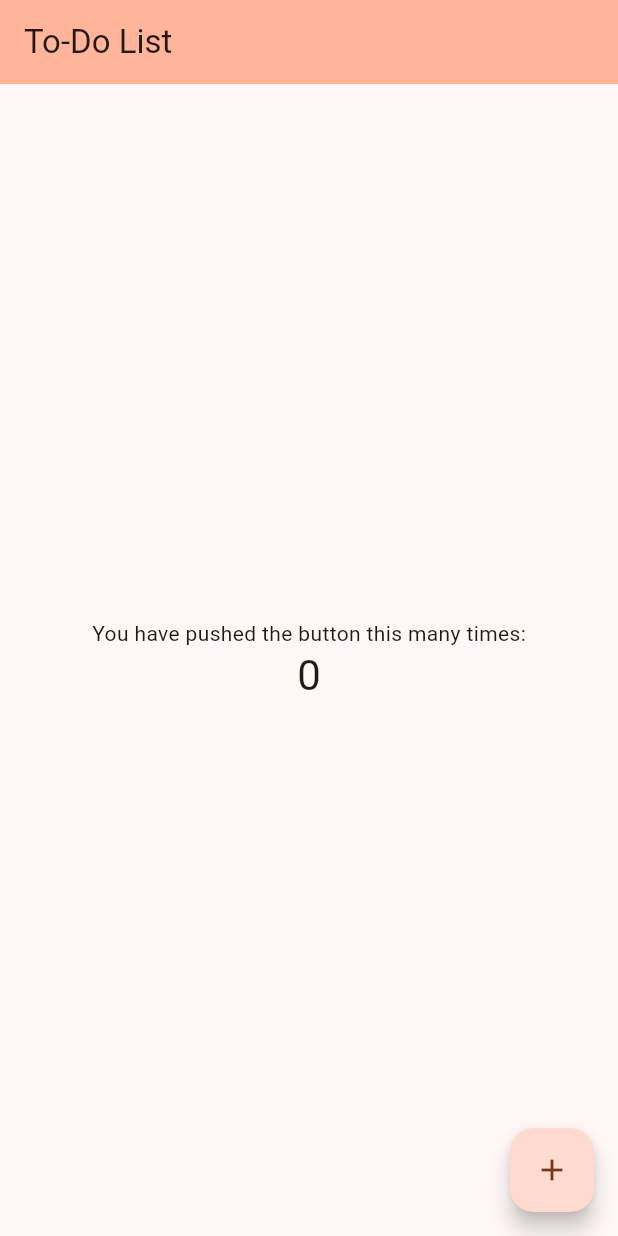
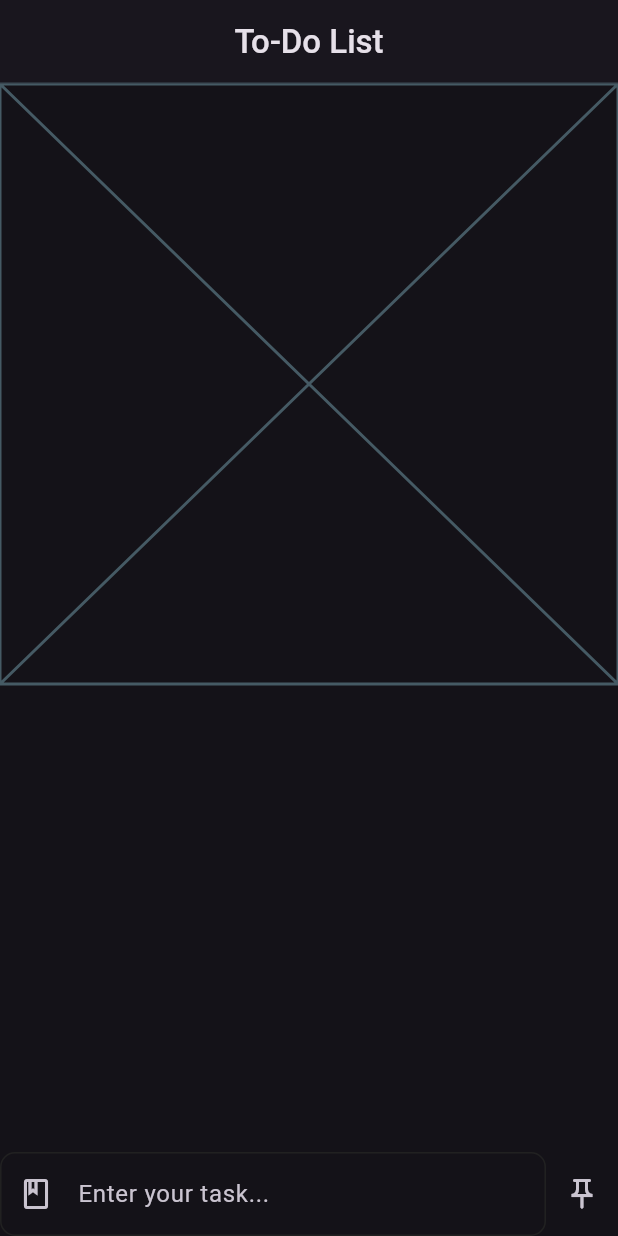
Before and after one commit to lamsalsangam/Flutter, a Flutter app: the screen it shows after launch, on a phone screen of 412 x 824 dp. Run offline on Flutter 3.47's test engine with Material 2 defaults, Android fonts, the phone set to English and light mode, and no system bars; our stand-ins replace firebase_auth, firebase_core, flutter_dotenv, flutter_spinkit, google_fonts; accounts and stored records are empty.

Commit message:
Done with the TaskInput layout only

```diff
--- /dev/null
+++ b/todo_app/lib/components/task-input.dart
@@ -0,0 +1,37 @@
+import 'package:flutter/material.dart';
+
+class TaskInput extends StatelessWidget {
+  const TaskInput({super.key});
+
+  @override
+  Widget build(BuildContext context) {
+    return Row(
+      children: [
+        Expanded(
+          child: TextField(
+            decoration: InputDecoration(
+              hintText: "Enter your task...",
+              prefixIcon: const Icon(Icons.book_outlined),
+              enabledBorder: OutlineInputBorder(
+                borderRadius: const BorderRadius.all(
+                  Radius.circular(10),
+                ),
+                borderSide: BorderSide(color: Colors.grey.shade900),
+              ),
+              focusedBorder: const OutlineInputBorder(
+                borderRadius: BorderRadius.all(
+                  Radius.circular(10),
+                ),
+                borderSide: BorderSide(color: Colors.grey),
+              ),
+            ),
+          ),
+        ),
+        IconButton(
+          onPressed: () {},
+          icon: const Icon(Icons.push_pin_outlined),
+        ),
+      ],
+    );
+  }
+}
--- /dev/null
+++ b/todo_app/lib/components/task-list.dart
@@ -0,0 +1,10 @@
+import 'package:flutter/material.dart';
+
+class TaskList extends StatelessWidget {
+  const TaskList({super.key});
+
+  @override
+  Widget build(BuildContext context) {
+    return const Placeholder();
+  }
+}
--- a/todo_app/lib/main.dart
+++ b/todo_app/lib/main.dart
@@ -1,4 +1,5 @@
 import 'package:flutter/material.dart';
+import 'package:todo_app/screen/home_page.dart';
 
 void main() {
   runApp(const MyApp());
@@ -12,114 +13,10 @@ class MyApp extends StatelessWidget {
   Widget build(BuildContext context) {
     return MaterialApp(
       title: 'Flutter Demo',
-      theme: ThemeData(
-        // This is the theme of your application.
-        //
-        // TRY THIS: Try running your application with "flutter run". You'll see
-        // the application has a blue toolbar. Then, without quitting the app,
-        // try changing the seedColor in the colorScheme below to Colors.green
-        // and then invoke "hot reload" (save your changes or press the "hot
-        // reload" button in a Flutter-supported IDE, or press "r" if you used
-        // the command line to start the app).
-        //
-        // Notice that the counter didn't reset back to zero; the application
-        // state is not lost during the reload. To reset the state, use hot
-        // restart instead.
-        //
-        // This works for code too, not just values: Most code changes can be
-        // tested with just a hot reload.
-        colorScheme: ColorScheme.fromSeed(seedColor: Colors.brown),
+      theme: ThemeData.dark(
         useMaterial3: true,
       ),
       home: const MyHomePage(title: 'To-Do List'),
     );
   }
 }
-
-class MyHomePage extends StatefulWidget {
-  const MyHomePage({super.key, required this.title});
-
-  // This widget is the home page of your application. It is stateful, meaning
-  // that it has a State object (defined below) that contains fields that affect
-  // how it looks.
-
-  // This class is the configuration for the state. It holds the values (in this
-  // case the title) provided by the parent (in this case the App widget) and
-  // used by the build method of the State. Fields in a Widget subclass are
-  // always marked "final".
-
-  final String title;
-
-  @override
-  State<MyHomePage> createState() => _MyHomePageState();
-}
-
-class _MyHomePageState extends State<MyHomePage> {
-  int _counter = 0;
-
-  void _incrementCounter() {
-    setState(() {
-      // This call to setState tells the Flutter framework that something has
-      // changed in this State, which causes it to rerun the build method below
-      // so that the display can reflect the updated values. If we changed
-      // _counter without calling setState(), then the build method would not be
-      // called again, and so nothing would appear to happen.
-      _counter++;
-    });
-  }
-
-  @override
-  Widget build(BuildContext context) {
-    // This method is rerun every time setState is called, for instance as done
-    // by the _incrementCounter method above.
-    //
-    // The Flutter framework has been optimized to make rerunning build methods
-    // fast, so that you can just rebuild anything that needs updating rather
-    // than having to individually change instances of widgets.
-    return Scaffold(
-      appBar: AppBar(
-        // TRY THIS: Try changing the color here to a specific color (to
-        // Colors.amber, perhaps?) and trigger a hot reload to see the AppBar
-        // change color while the other colors stay the same.
-        backgroundColor: Theme.of(context).colorScheme.inversePrimary,
-        // Here we take the value from the MyHomePage object that was created by
-        // the App.build method, and use it to set our appbar title.
-        title: Text(widget.title),
-      ),
-      body: Center(
-        // Center is a layout widget. It takes a single child and positions it
-        // in the middle of the parent.
-        child: Column(
-          // Column is also a layout widget. It takes a list of children and
-          // arranges them vertically. By default, it sizes itself to fit its
-          // children horizontally, and tries to be as tall as its parent.
-          //
-          // Column has various properties to control how it sizes itself and
-          // how it positions its children. Here we use mainAxisAlignment to
-          // center the children vertically; the main axis here is the vertical
-          // axis because Columns are vertical (the cross axis would be
-          // horizontal).
-          //
-          // TRY THIS: Invoke "debug painting" (choose the "Toggle Debug Paint"
-          // action in the IDE, or press "p" in the console), to see the
-          // wireframe for each widget.
-          mainAxisAlignment: MainAxisAlignment.center,
-          children: <Widget>[
-            const Text(
-              'You have pushed the button this many times:',
-            ),
-            Text(
-              '$_counter',
-              style: Theme.of(context).textTheme.headlineMedium,
-            ),
-          ],
-        ),
-      ),
-      floatingActionButton: FloatingActionButton(
-        onPressed: _incrementCounter,
-        tooltip: 'Increment',
-        child: const Icon(Icons.add),
-      ), // This trailing comma makes auto-formatting nicer for build methods.
-    );
-  }
-}
--- /dev/null
+++ b/todo_app/lib/screen/home_page.dart
@@ -0,0 +1,33 @@
+import 'package:flutter/material.dart';
+import 'package:todo_app/components/task-input.dart';
+import 'package:todo_app/components/task-list.dart';
+
+class MyHomePage extends StatelessWidget {
+  const MyHomePage({super.key, required this.title});
+
+  final String title;
+
+  @override
+  Widget build(BuildContext context) {
+    return Scaffold(
+      appBar: AppBar(
+        backgroundColor: Colors.black26,
+        title: Text(
+          title,
+          style: const TextStyle(
+            fontWeight: FontWeight.w500,
+          ),
+        ),
+        centerTitle: true,
+        elevation: 1,
+      ),
+      body: const Column(
+        mainAxisAlignment: MainAxisAlignment.spaceBetween,
+        children: [
+          TaskList(),
+          TaskInput(),
+        ],
+      ),
+    );
+  }
+}
--- a/todo_app/pubspec.yaml
+++ b/todo_app/pubspec.yaml
@@ -35,6 +35,7 @@ dependencies:
   # The following adds the Cupertino Icons font to your application.
   # Use with the CupertinoIcons class for iOS style icons.
   cupertino_icons: ^1.0.2
+  provider: ^6.0.5
 
 dev_dependencies:
   flutter_test:
```
Also changed, not shown: todo_app/pubspec.lock.
